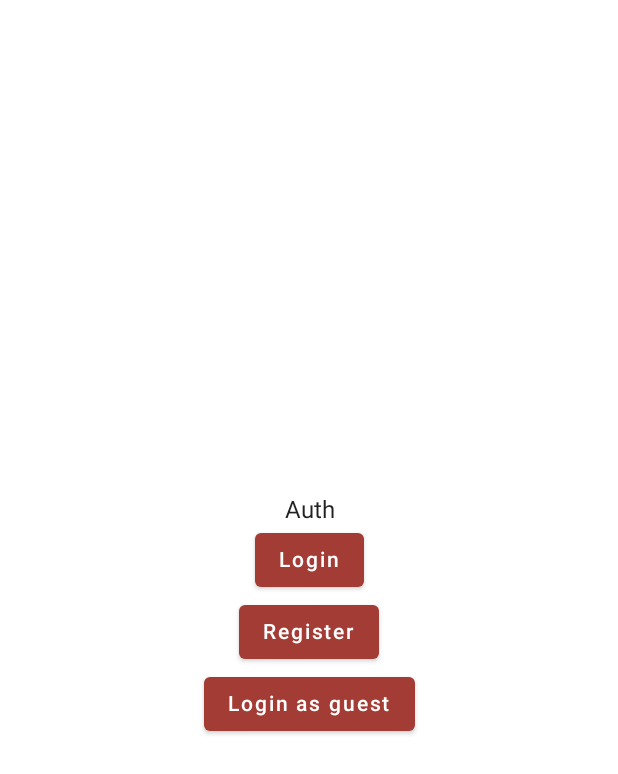
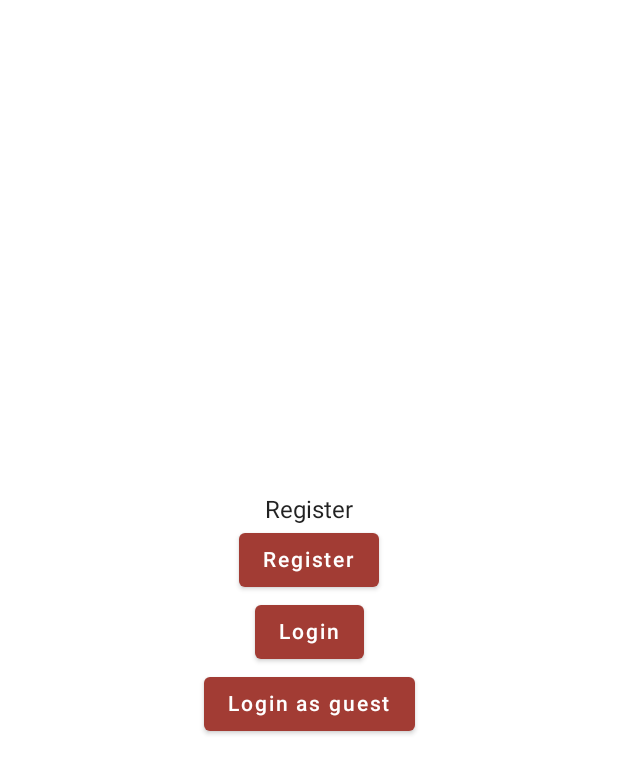
Before and after one commit to MarioSomodi/Imageverse, an Android app built with Jetpack Compose: the RegisterScreen screen opened through its navigation route, on a phone screen of 412 x 824 dp. Shown: the top 774 px of the screen. Run offline under Robolectric (Android 15) with nearby library versions, the phone set to English and light mode, and no system bars.

Commit message:
Implemented login screen authentication state -> Seperated login and register screens because register screen will be rather diffrent then the login one -> view model for auth state added -> TODO add auth repo that connects to api and get response to the graph so it know if the user is basic or an admin -> Added hilt, retrofit etc for api consumption and DI

```diff
--- a/app/src/main/AndroidManifest.xml
+++ b/app/src/main/AndroidManifest.xml
@@ -13,6 +13,7 @@
         android:theme="@style/Theme.Imageverse"
         tools:targetApi="31">
         <activity
+            android:windowSoftInputMode="adjustResize"
             android:name=".MainActivity"
             android:exported="true"
             android:label="@string/app_name"
--- /dev/null
+++ b/app/src/main/java/com/msomodi/imageverse/util/Utilities.kt
@@ -0,0 +1,14 @@
+package com.msomodi.imageverse.util
+
+import java.util.regex.Pattern
+
+fun String.isValidPassword() =
+    Pattern.compile("^" +
+            "(?=.*[0-9])" +         //at least 1 digit
+            "(?=.*[a-z])" +         //at least 1 lower case letter
+            "(?=.*[A-Z])" +         //at least 1 upper case letter
+            "(?=.*[a-zA-Z])" +      //any letter
+            "(?=.*[@#\$%^&+!=])" +    //at least 1 special character
+            "(?=\\S+$)" +           //no white spaces
+            ".{6,}" +               //at least 6 characters
+            "$").matcher(this).matches()
--- /dev/null
+++ b/app/src/main/java/com/msomodi/imageverse/view/auth/AuthenticationState.kt
@@ -0,0 +1,8 @@
+package com.msomodi.imageverse.view.auth
+
+data class AuthenticationState (
+    val email: String = "",
+    val password: String = "",
+    val isEmailValid: Boolean = false,
+    val isPasswordValid: Boolean = false,
+)
--- /dev/null
+++ b/app/src/main/java/com/msomodi/imageverse/view/auth/LoginScreen.kt
@@ -0,0 +1,142 @@
+package com.msomodi.imageverse.view.auth
+
+import androidx.compose.animation.AnimatedVisibility
+import androidx.compose.animation.core.MutableTransitionState
+import androidx.compose.animation.core.tween
+import androidx.compose.animation.fadeIn
+import androidx.compose.foundation.BorderStroke
+import androidx.compose.foundation.layout.Arrangement
+import androidx.compose.foundation.layout.Column
+import androidx.compose.foundation.layout.fillMaxSize
+import androidx.compose.foundation.layout.fillMaxWidth
+import androidx.compose.foundation.layout.padding
+import androidx.compose.foundation.rememberScrollState
+import androidx.compose.foundation.shape.RoundedCornerShape
+import androidx.compose.foundation.text.KeyboardActions
+import androidx.compose.foundation.text.KeyboardOptions
+import androidx.compose.foundation.verticalScroll
+import androidx.compose.material.Button
+import androidx.compose.material.Card
+import androidx.compose.material.MaterialTheme
+import androidx.compose.material.MaterialTheme.typography
+import androidx.compose.material.OutlinedTextField
+import androidx.compose.material.Text
+import androidx.compose.runtime.Composable
+import androidx.compose.runtime.remember
+import androidx.compose.ui.Alignment
+import androidx.compose.ui.Modifier
+import androidx.compose.ui.focus.FocusDirection
+import androidx.compose.ui.platform.LocalFocusManager
+import androidx.compose.ui.res.stringResource
+import androidx.compose.ui.text.input.ImeAction
+import androidx.compose.ui.text.input.KeyboardType
+import androidx.compose.ui.text.input.PasswordVisualTransformation
+import androidx.compose.ui.text.style.TextAlign
+import androidx.compose.ui.unit.dp
+import com.msomodi.imageverse.R
+
+@Composable
+fun LoginScreen(
+    modifier : Modifier = Modifier,
+    authenticationState: AuthenticationState,
+    onLogin : () -> Unit,
+    onRegister : () -> Unit,
+    onGuestLogin : () -> Unit,
+    onEmailChanged: (String) -> Unit,
+    onPasswordChanged: (String) -> Unit
+){
+    val scrollState = rememberScrollState()
+    val focusManager = LocalFocusManager.current
+
+    val state = remember{
+        MutableTransitionState(false).apply {
+            targetState = true
+        }
+    }
+
+    AnimatedVisibility(
+        visibleState = state,
+        enter = fadeIn(animationSpec = tween(3000))
+    ) {
+        Column(
+            modifier = modifier
+                .fillMaxSize()
+                .verticalScroll(scrollState),
+            horizontalAlignment = Alignment.CenterHorizontally,
+            verticalArrangement = Arrangement.Bottom
+        ){
+            Card(
+                modifier = modifier
+                    .padding(
+                        vertical = 50.dp,
+                        horizontal = 12.dp
+                    )
+                    .fillMaxWidth(),
+                shape = RoundedCornerShape(size = 9.dp),
+                border = BorderStroke(
+                    width = 1.dp,
+                    color = MaterialTheme.colors.primary
+                )
+            ){
+                Column(
+                    modifier = modifier.padding(all = 12.dp),
+                    horizontalAlignment = Alignment.CenterHorizontally,
+                    verticalArrangement = Arrangement.spacedBy(9.dp)
+                ) {
+                    Text(
+                        text = "Login",
+                        textAlign = TextAlign.Center,
+                        style = typography.h2
+                    )
+                    OutlinedTextField(
+                        modifier = modifier.fillMaxWidth(),
+                        value = authenticationState.email,
+                        onValueChange = onEmailChanged,
+                        label = { Text(text = stringResource(R.string.email_address))},
+                        keyboardOptions = KeyboardOptions(
+                            keyboardType = KeyboardType.Email,
+                            imeAction = ImeAction.Next
+                        ),
+                        keyboardActions = KeyboardActions(
+                            onNext = { focusManager.moveFocus(FocusDirection.Down)}
+                        ),
+                        isError = !authenticationState.isEmailValid
+                    )
+                    OutlinedTextField(
+                        modifier = modifier.fillMaxWidth(),
+                        value = authenticationState.password,
+                        onValueChange = onPasswordChanged,
+                        label = { Text(text = stringResource(R.string.password))},
+                        keyboardOptions = KeyboardOptions(
+                            keyboardType = KeyboardType.Password,
+                            imeAction = ImeAction.Done
+                        ),
+                        keyboardActions = KeyboardActions(
+                            onDone = { focusManager.clearFocus() }
+                        ),
+                        isError = !authenticationState.isPasswordValid,
+                        visualTransformation = PasswordVisualTransformation()
+                    )
+                    Button(
+                        modifier = modifier.fillMaxWidth(),
+                        content = { Text(text = stringResource(R.string.login))},
+                        onClick = onLogin,
+                        enabled = authenticationState.isEmailValid && authenticationState.isPasswordValid
+                    )
+
+                    Button(
+                        modifier = modifier.fillMaxWidth(),
+                        content = { Text(text = stringResource(R.string.register))},
+                        onClick = onRegister
+                    )
+
+                    Button(
+                        modifier = modifier.fillMaxWidth(),
+                        content = { Text(text = stringResource(R.string.login_as_guest))},
+                        onClick = onGuestLogin
+                    )
+                }
+            }
+        }
+    }
+}
--- a/app/src/main/java/com/msomodi/imageverse/view/auth/AuthenticationScreen.kt
+++ b/app/src/main/java/com/msomodi/imageverse/view/auth/RegisterScreen.kt
@@ -8,15 +8,13 @@ import androidx.compose.material.Text
 import androidx.compose.runtime.Composable
 import androidx.compose.ui.Alignment
 import androidx.compose.ui.Modifier
-import androidx.compose.ui.modifier.modifierLocalConsumer
 import androidx.compose.ui.res.stringResource
 import androidx.compose.ui.text.style.TextAlign
 import com.msomodi.imageverse.R
 
 @Composable
-fun AuthenticationScreen(
+fun RegisterScreen(
     modifier : Modifier = Modifier,
-    icon : Int,
     onLogin : () -> Unit,
     onRegister : () -> Unit,
     onGuestLogin : () -> Unit,
@@ -27,19 +25,22 @@ fun AuthenticationScreen(
         verticalArrangement = Arrangement.Center)
     {
         Text(
-            text = "Auth",
+            text = "Register",
             textAlign = TextAlign.Center
         )
+
         Button(
-                content = { Text(text = stringResource(R.string.login))},
-                onClick = onLogin
-            )
+                content = { Text(text = stringResource(R.string.register)) },
+        onClick = onRegister
+        )
+
         Button(
-            content = { Text(text = stringResource(R.string.register))},
-            onClick = onRegister
+            content = { Text(text = stringResource(R.string.login)) },
+            onClick = onLogin
         )
+
         Button(
-            content = { Text(text = stringResource(R.string.login_as_guest))},
+            content = { Text(text = stringResource(R.string.login_as_guest)) },
             onClick = onGuestLogin
         )
     }
--- a/app/src/main/java/com/msomodi/imageverse/view/nav/AuthNavGraph.kt
+++ b/app/src/main/java/com/msomodi/imageverse/view/nav/AuthNavGraph.kt
@@ -5,9 +5,14 @@ import androidx.navigation.NavHostController
 import androidx.navigation.compose.composable
 import androidx.navigation.navigation
 import com.msomodi.imageverse.view.AuthScreen
-import com.msomodi.imageverse.view.auth.AuthenticationScreen
+import com.msomodi.imageverse.view.auth.LoginScreen
+import com.msomodi.imageverse.view.auth.RegisterScreen
+import com.msomodi.imageverse.viewmodel.AuthenticationViewModel
 
-fun NavGraphBuilder.authNavGraph(navController: NavHostController){
+fun NavGraphBuilder.authNavGraph(
+    navController: NavHostController,
+    authenticationViewModel: AuthenticationViewModel
+){
     val guestLogin : () -> Unit = {
         navController.popBackStack()
         navController.navigate(Graph.GUEST)
@@ -17,8 +22,7 @@ fun NavGraphBuilder.authNavGraph(navController: NavHostController){
         startDestination = AuthScreen.Login.route
     ){
         composable(route = AuthScreen.Login.route) {
-            AuthenticationScreen(
-                icon = 0,
+            LoginScreen(
                 onLogin = {
                     navController.popBackStack()
                     navController.navigate(Graph.USER)
@@ -27,12 +31,14 @@ fun NavGraphBuilder.authNavGraph(navController: NavHostController){
                     navController.popBackStack()
                     navController.navigate(AuthScreen.Register.route)
                 },
-                onGuestLogin = guestLogin
+                onGuestLogin = guestLogin,
+                authenticationState = authenticationViewModel.authenticationState.value,
+                onEmailChanged = { authenticationViewModel.onEmailChanged(it) },
+                onPasswordChanged = { authenticationViewModel.onPasswordChanged(it) }
             )
         }
         composable(route = AuthScreen.Register.route) {
-            AuthenticationScreen(
-                icon = 0,
+            RegisterScreen(
                 onLogin = {
                     navController.popBackStack()
                     navController.navigate(AuthScreen.Login.route)
--- a/app/src/main/java/com/msomodi/imageverse/view/nav/BottomBar.kt
+++ b/app/src/main/java/com/msomodi/imageverse/view/nav/BottomBar.kt
@@ -4,6 +4,7 @@ import androidx.compose.foundation.layout.RowScope
 import androidx.compose.material.BottomNavigation
 import androidx.compose.material.BottomNavigationItem
 import androidx.compose.material.Icon
+import androidx.compose.material.MaterialTheme
 import androidx.compose.material.Text
 import androidx.compose.runtime.Composable
 import androidx.compose.runtime.getValue
@@ -20,7 +21,7 @@ fun BottomBar(navController: NavHostController, role: Roles){
     val navBackStackEntry by navController.currentBackStackEntryAsState()
     val currentDestination = navBackStackEntry?.destination
 
-    BottomNavigation {
+    BottomNavigation (backgroundColor = MaterialTheme.colors.primary) {
         BottomNavScreen::class.sealedSubclasses.forEach{
             if(it.objectInstance!!.roles.contains(role)){
                 AddItem(
--- a/app/src/main/java/com/msomodi/imageverse/view/nav/RootNavGraph.kt
+++ b/app/src/main/java/com/msomodi/imageverse/view/nav/RootNavGraph.kt
@@ -1,16 +1,19 @@
 package com.msomodi.imageverse.view.nav
 
 import androidx.compose.runtime.Composable
+import androidx.lifecycle.viewmodel.compose.viewModel
 import androidx.navigation.NavHostController
 import androidx.navigation.compose.NavHost
 import androidx.navigation.compose.composable
 import com.msomodi.imageverse.view.GuestScreen
 import com.msomodi.imageverse.view.UserScreen
+import com.msomodi.imageverse.viewmodel.AuthenticationViewModel
 
 @Composable
 fun RootNavGraph(navController: NavHostController){
+    val authenticationViewModel = viewModel<AuthenticationViewModel>()
     NavHost(navController = navController, startDestination = Graph.AUTH , route = Graph.ROOT ){
-        authNavGraph(navController)
+        authNavGraph(navController, authenticationViewModel)
         composable(route = Graph.USER){
             UserScreen()
         }
--- /dev/null
+++ b/app/src/main/java/com/msomodi/imageverse/viewmodel/AuthenticationViewModel.kt
@@ -0,0 +1,31 @@
+package com.msomodi.imageverse.viewmodel
+
+import android.util.Patterns
+import androidx.compose.runtime.State
+import androidx.compose.runtime.mutableStateOf
+import androidx.lifecycle.ViewModel
+import com.msomodi.imageverse.util.isValidPassword
+import com.msomodi.imageverse.view.auth.AuthenticationState
+
+class AuthenticationViewModel : ViewModel() {
+    private val _authenticationState = mutableStateOf(
+        AuthenticationState()
+    )
+
+    val authenticationState: State<AuthenticationState>
+        get() = _authenticationState
+
+    fun onEmailChanged(email: String){
+        _authenticationState.value = _authenticationState.value.copy(
+            email = email,
+            isEmailValid = Patterns.EMAIL_ADDRESS.matcher(email).matches()
+        )
+    }
+
+    fun onPasswordChanged(password: String){
+        _authenticationState.value = _authenticationState.value.copy(
+            password = password,
+            isPasswordValid = password.isValidPassword()
+        )
+    }
+}
--- a/app/src/main/res/values/strings.xml
+++ b/app/src/main/res/values/strings.xml
@@ -6,4 +6,6 @@
     <string name="login">Login</string>
     <string name="register">Register</string>
     <string name="login_as_guest">Login as guest</string>
+    <string name="email_address">Email address</string>
+    <string name="password">Password</string>
 </resources>
--- a/build.gradle
+++ b/build.gradle
@@ -1,6 +1,11 @@
 buildscript {
     ext {
         compose_ui_version = '1.1.1'
+        kotlin_version = '1.8.21'
+    }
+    dependencies {
+        classpath "com.google.dagger:hilt-android-gradle-plugin:2.38.1"
+        classpath "org.jetbrains.kotlin:kotlin-serialization:$kotlin_version"
     }
 }// Top-level build file where you can add configuration options common to all sub-projects/modules.
 plugins {
```
Also changed, not shown: app/build.gradle (+17 -0 lines).
